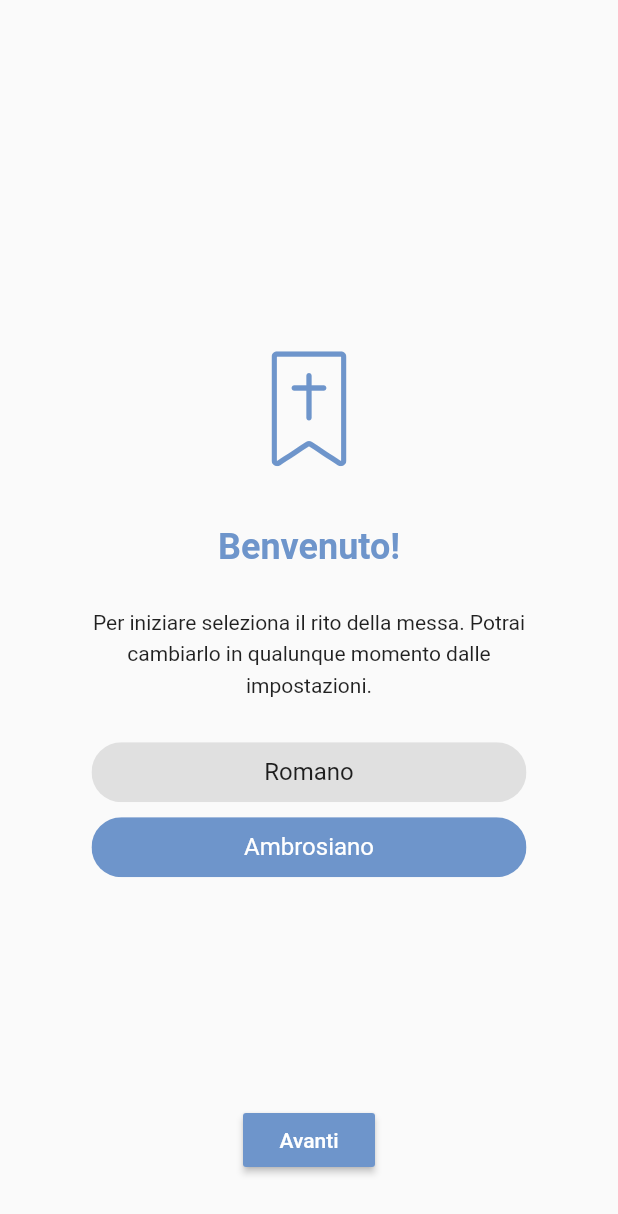
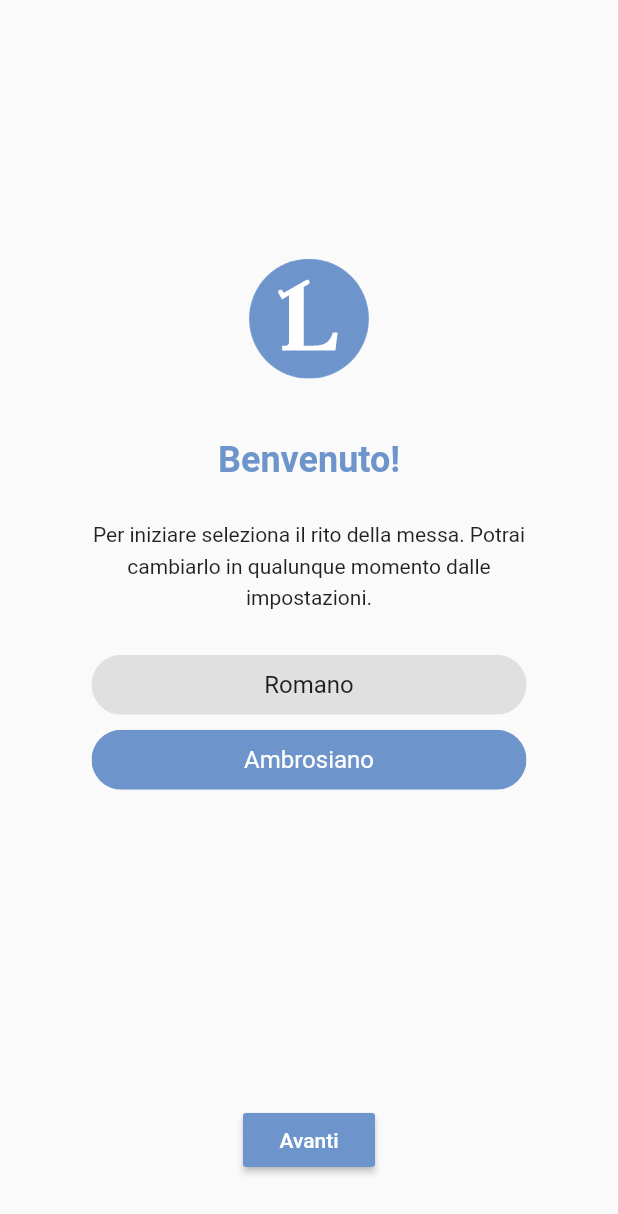
Before and after one commit to dindondanapp/dailyreadings, a Flutter app: the screen it shows after launch, on a phone screen of 412 x 824 dp. Shown: the top 1214 px of the screen. Run offline on Flutter 3.47's test engine with Material 2 defaults, Android fonts, the phone set to English and light mode, and no system bars; our stand-ins replace cloud_firestore, firebase_core, flutter_svg, shared_preferences; missing offline and left inert: date_util, flutter_sfsymbols; accounts and stored records are empty.

Commit message:
fix logo in first time tutorial

```diff
--- a/lib/home/first_time_tutorial.dart
+++ b/lib/home/first_time_tutorial.dart
@@ -86,6 +86,8 @@ class _FirstTimeTutorialState extends State<FirstTimeTutorial> {
       child: Stack(
         children: [
           Center(
+            child: SingleChildScrollView(
+              padding: EdgeInsets.only(bottom: 120),
               child: ConstrainedBox(
                 constraints: BoxConstraints(maxWidth: 300),
                 child: Column(
@@ -94,7 +96,7 @@ class _FirstTimeTutorialState extends State<FirstTimeTutorial> {
                   children: [
                     SvgPicture.asset(
                       'assets/logo.svg',
-                    width: 50,
+                      width: 80,
                     ),
                     SizedBox(
                       height: 40,
@@ -131,6 +133,7 @@ class _FirstTimeTutorialState extends State<FirstTimeTutorial> {
                       },
                     ),
                   ],
+                ),
               ),
             ),
           ),
```
Also changed, not shown: assets/logo.svg. Lines whose indentation alone changed are shown as unchanged.
